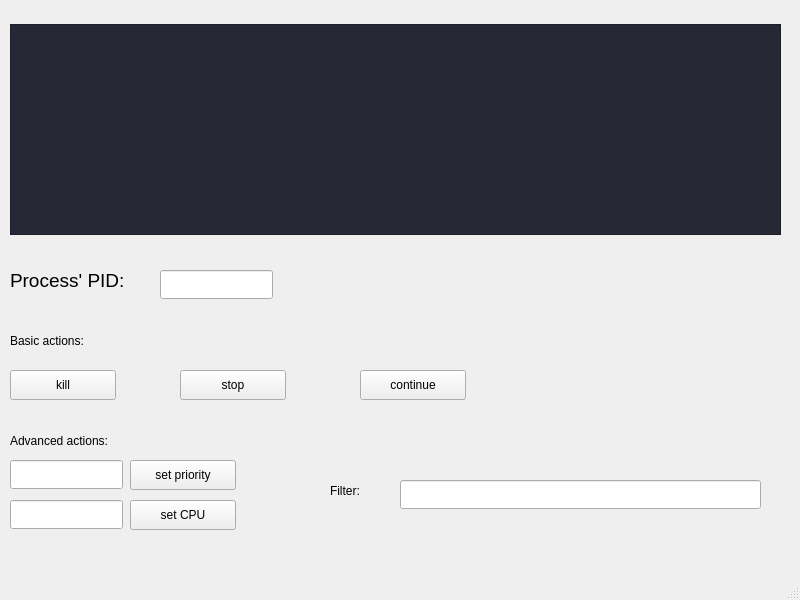
Old version of the form TaskManagerProject/mainwindow.ui in the repository rodolfostark/TaskManager.
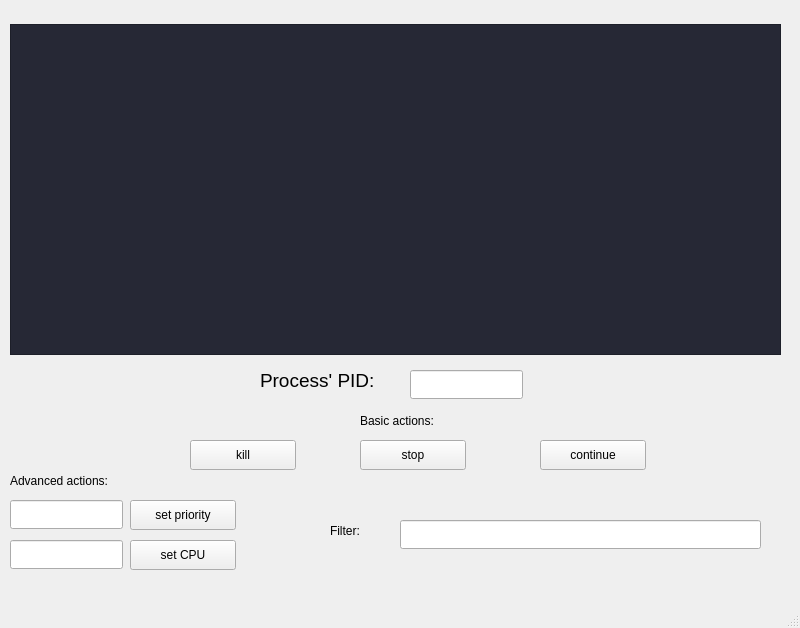
New version of the form.

Commit message: priority and cpu core reattribuiting methods on buttons created

The edit to the form file:
```diff
--- a/TaskManagerProject/mainwindow.ui
+++ b/TaskManagerProject/mainwindow.ui
@@ -7,7 +7,7 @@
     <x>0</x>
     <y>0</y>
     <width>800</width>
-    <height>600</height>
+    <height>628</height>
    </rect>
   </property>
   <property name="windowTitle">
@@ -17,8 +17,8 @@
    <widget class="QLabel" name="processID_label">
     <property name="geometry">
      <rect>
-      <x>10</x>
-      <y>270</y>
+      <x>260</x>
+      <y>370</y>
       <width>141</width>
       <height>21</height>
      </rect>
@@ -35,8 +35,8 @@
    <widget class="QPushButton" name="killPushButton">
     <property name="geometry">
      <rect>
-      <x>10</x>
-      <y>370</y>
+      <x>190</x>
+      <y>440</y>
       <width>106</width>
       <height>30</height>
      </rect>
@@ -48,8 +48,8 @@
    <widget class="QPushButton" name="stopPushButton">
     <property name="geometry">
      <rect>
-      <x>180</x>
-      <y>370</y>
+      <x>360</x>
+      <y>440</y>
       <width>106</width>
       <height>30</height>
      </rect>
@@ -61,8 +61,8 @@
    <widget class="QPushButton" name="continuePushButton">
     <property name="geometry">
      <rect>
-      <x>360</x>
-      <y>370</y>
+      <x>540</x>
+      <y>440</y>
       <width>106</width>
       <height>30</height>
      </rect>
@@ -74,8 +74,8 @@
    <widget class="QLineEdit" name="PID_lineEdit">
     <property name="geometry">
      <rect>
-      <x>160</x>
-      <y>270</y>
+      <x>410</x>
+      <y>370</y>
       <width>113</width>
       <height>29</height>
      </rect>
@@ -85,7 +85,7 @@
     <property name="geometry">
      <rect>
       <x>130</x>
-      <y>460</y>
+      <y>500</y>
       <width>106</width>
       <height>30</height>
      </rect>
@@ -98,7 +98,7 @@
     <property name="geometry">
      <rect>
       <x>130</x>
-      <y>500</y>
+      <y>540</y>
       <width>106</width>
       <height>30</height>
      </rect>
@@ -111,7 +111,7 @@
     <property name="geometry">
      <rect>
       <x>10</x>
-      <y>460</y>
+      <y>500</y>
       <width>113</width>
       <height>29</height>
      </rect>
@@ -121,7 +121,7 @@
     <property name="geometry">
      <rect>
       <x>10</x>
-      <y>500</y>
+      <y>540</y>
       <width>113</width>
       <height>29</height>
      </rect>
@@ -130,8 +130,8 @@
    <widget class="QLabel" name="basicActions_label">
     <property name="geometry">
      <rect>
-      <x>10</x>
-      <y>330</y>
+      <x>360</x>
+      <y>410</y>
       <width>111</width>
       <height>21</height>
      </rect>
@@ -144,7 +144,7 @@
     <property name="geometry">
      <rect>
       <x>10</x>
-      <y>430</y>
+      <y>470</y>
       <width>151</width>
       <height>21</height>
      </rect>
@@ -157,7 +157,7 @@
     <property name="geometry">
      <rect>
       <x>400</x>
-      <y>480</y>
+      <y>520</y>
       <width>361</width>
       <height>29</height>
      </rect>
@@ -169,7 +169,7 @@
       <x>10</x>
       <y>24</y>
       <width>771</width>
-      <height>211</height>
+      <height>331</height>
      </rect>
     </property>
     <property name="styleSheet">
@@ -182,7 +182,7 @@
     <property name="geometry">
      <rect>
       <x>330</x>
-      <y>480</y>
+      <y>520</y>
       <width>80</width>
       <height>21</height>
      </rect>
```
The commit also changes 2 other files.
